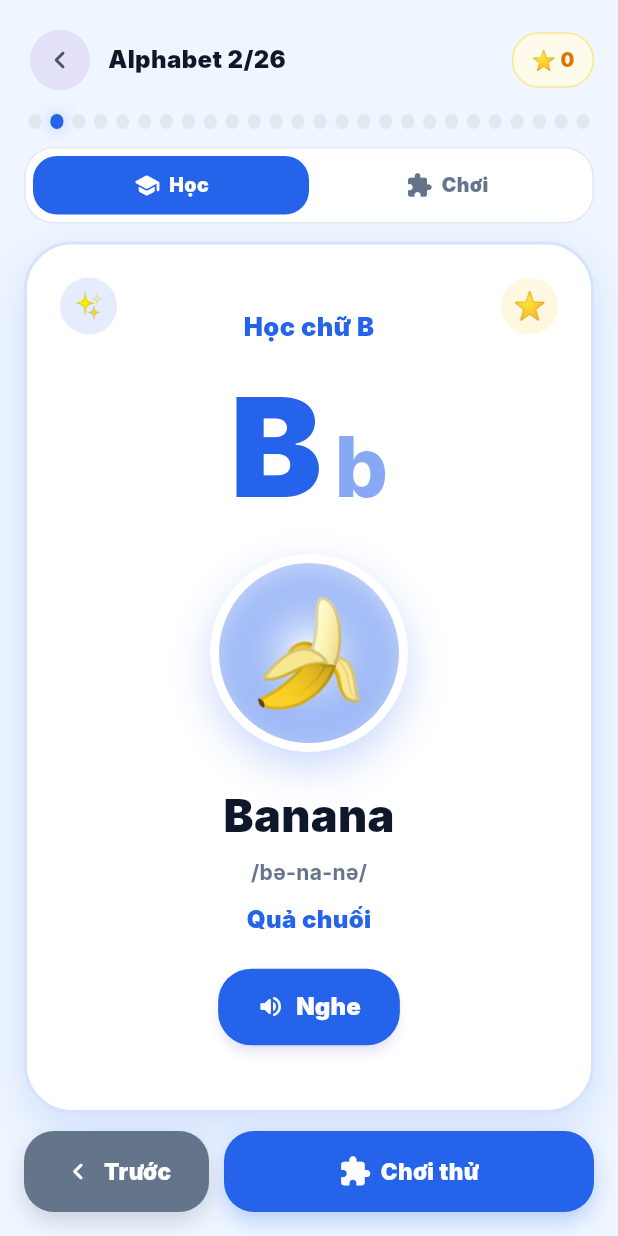
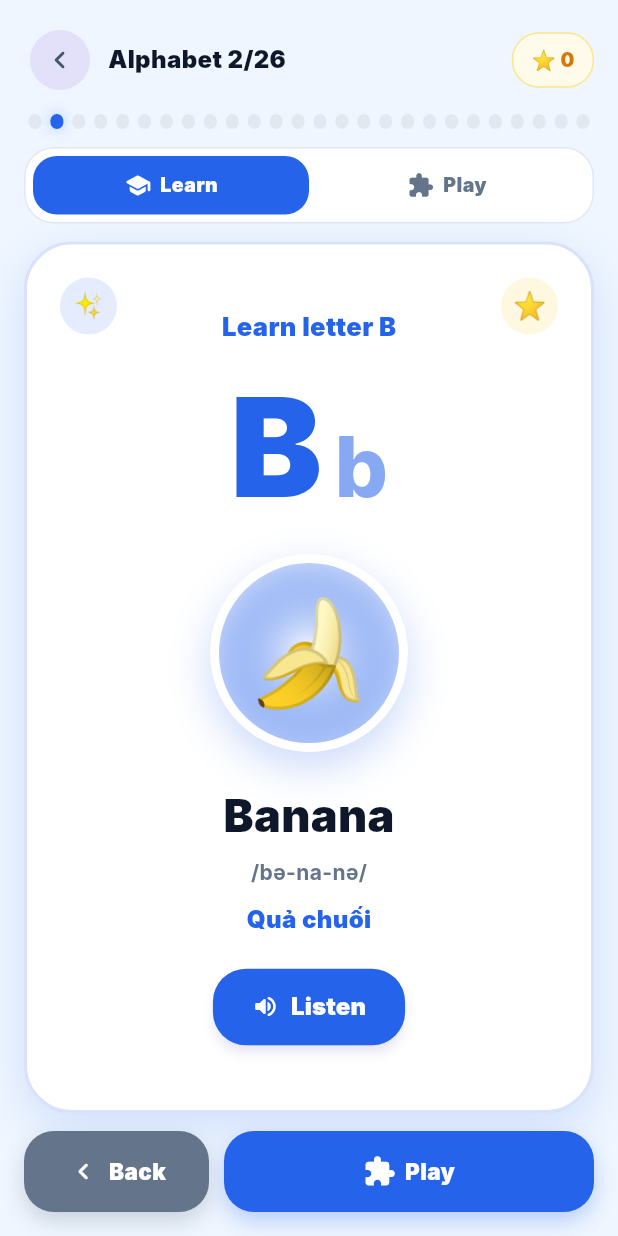
Before and after one commit to 15110275/chilrenlearning, a Flutter app: the S5moduleScreen screen opened by its route, after a tap on an icon or button, on a phone screen of 412 x 824 dp. Run offline on Flutter 3.47's test engine with Material 3 defaults, Android fonts, the phone set to English and light mode, and no system bars; our stand-ins replace connectivity_plus, device_info_plus, flutter_screenutil, flutter_tts, package_info_plus; missing offline and left inert: flutter_device_type; Roboto replaces fonts that are missing (Inter).

Commit message:
+ commit update code

```diff
--- /dev/null
+++ b/lib/l10n/app_en.dart
@@ -0,0 +1,57 @@
+const Map<String, String> appEn = {
+  'appTitle': 'Kids Learn English Offline',
+  'chooseTopic': 'CHOOSE A TOPIC:',
+  'alphabet': 'Alphabet',
+  'numbers': 'Numbers',
+  'animals': 'Animals',
+  'colors': 'Colors',
+  'learnAlphabetProgress': 'Learn alphabet (26/26)',
+  'learnNumbersProgress': 'Learn numbers (20/20)',
+  'learnAnimalsProgress': 'Learn animals (12/12)',
+  'learnColorsProgress': 'Learn colors (10/10)',
+  'continueAlphabet': 'Continue alphabet',
+  'continueNumbers': 'Continue numbers',
+  'continueAnimals': 'Continue animals',
+  'continueColors': 'Continue colors',
+  'todayGoal': 'Today goal: 5 lessons',
+  'level': 'Level 2',
+  'complete': 'Complete',
+  'learn': 'Learn',
+  'learned': 'LEARNED',
+  'home': 'Home',
+  'map': 'Map',
+  'rewards': 'Rewards',
+  'parent': 'Parent',
+  'learnLetter': 'Learn letter {value}',
+  'learnNumber': 'Learn number {value}',
+  'learnAnimal': 'Learn animals',
+  'learnColor': 'Learn colors',
+  'listen': 'Listen',
+  'play': 'Play',
+  'tryGame': 'Play',
+  'findCorrect': 'Find it',
+  'nextLesson': 'Next',
+  'previous': 'Back',
+  'quiz': 'Quiz',
+  'touchOrDrag': 'Tap or drag the right picture',
+  'whichIs': 'Where is {value}?',
+  'listenQuestion': 'Hear question',
+  'listenThenChoose': 'Listen and choose',
+  'greatStars': 'Yay! +3 stars',
+  'greatJob': 'Great job! This is {value}',
+  'tryAgain': 'Almost! Try again',
+  'chooseToUnlock': 'Choose the right picture to unlock the next lesson',
+  'ttsNoVoice': 'English voice is not ready on this device',
+  'ttsNoSound': 'Cannot play sound. Please check device volume',
+  'findLetter': 'Find the picture for letter {value}',
+  'findNumber': 'Find number {value}',
+  'findAnimal': 'Find {value}',
+  'findColor': 'Find {value}',
+  'lessonSentenceLetter': 'Letter {letter}. {word}. This is {word}.',
+  'lessonSentenceNumber': 'Number {letter}. {word}.',
+  'lessonSentenceAnimal': '{word}. This is a {word}.',
+  'lessonSentenceColor': '{word}. This color is {word}.',
+  'questionNumber': 'Can you find number {letter}?',
+  'questionGeneric': 'Can you find {word}?',
+  'tryAgainVoice': 'Try again. {question}',
+};
--- /dev/null
+++ b/lib/l10n/app_localizations.dart
@@ -0,0 +1,56 @@
+import 'package:flutter/widgets.dart';
+
+import 'app_en.dart';
+import 'app_vi.dart';
+
+class AppLocalizations {
+  const AppLocalizations(this.locale);
+
+  final Locale locale;
+
+  static const supportedLocales = [
+    Locale('vi'),
+    Locale('en'),
+  ];
+
+  static const LocalizationsDelegate<AppLocalizations> delegate =
+      _AppLocalizationsDelegate();
+
+  static AppLocalizations of(BuildContext context) {
+    return Localizations.of<AppLocalizations>(context, AppLocalizations)!;
+  }
+
+  bool get isVietnamese => locale.languageCode == 'vi';
+  String get ttsLocale => isVietnamese ? 'vi-VN' : 'en-US';
+
+  Map<String, String> get _strings => isVietnamese ? appVi : appEn;
+
+  String text(String key, {Map<String, String> params = const {}}) {
+    var value = _strings[key] ?? appEn[key] ?? key;
+    for (final entry in params.entries) {
+      value = value.replaceAll('{${entry.key}}', entry.value);
+    }
+    return value;
+  }
+}
+
+class _AppLocalizationsDelegate
+    extends LocalizationsDelegate<AppLocalizations> {
+  const _AppLocalizationsDelegate();
+
+  @override
+  bool isSupported(Locale locale) {
+    return AppLocalizations.supportedLocales.any(
+      (supported) => supported.languageCode == locale.languageCode,
+    );
+  }
+
+  @override
+  Future<AppLocalizations> load(Locale locale) async {
+    final languageCode = isSupported(locale) ? locale.languageCode : 'en';
+    return AppLocalizations(Locale(languageCode));
+  }
+
+  @override
+  bool shouldReload(_AppLocalizationsDelegate old) => false;
+}
--- /dev/null
+++ b/lib/l10n/app_vi.dart
@@ -0,0 +1,57 @@
+const Map<String, String> appVi = {
+  'appTitle': 'Bé Học Tiếng Anh Offline',
+  'chooseTopic': 'CHỌN CHỦ ĐỀ HỌC:',
+  'alphabet': 'Bảng chữ cái',
+  'numbers': 'Chữ số',
+  'animals': 'Động vật',
+  'colors': 'Màu sắc',
+  'learnAlphabetProgress': 'Học bảng chữ cái (26/26)',
+  'learnNumbersProgress': 'Học chữ số (20/20)',
+  'learnAnimalsProgress': 'Học động vật (12/12)',
+  'learnColorsProgress': 'Học màu sắc (10/10)',
+  'continueAlphabet': 'Tiếp tục học chữ cái',
+  'continueNumbers': 'Tiếp tục học số',
+  'continueAnimals': 'Tiếp tục học động vật',
+  'continueColors': 'Tiếp tục học màu sắc',
+  'todayGoal': 'Mục tiêu hôm nay: 5 bài',
+  'level': 'Level 2',
+  'complete': 'Hoàn tất',
+  'learn': 'Học',
+  'learned': 'ĐÃ HỌC',
+  'home': 'Trang chủ',
+  'map': 'Bản đồ',
+  'rewards': 'Phần thưởng',
+  'parent': 'Phụ huynh',
+  'learnLetter': 'Học chữ {value}',
+  'learnNumber': 'Học số {value}',
+  'learnAnimal': 'Học động vật',
+  'learnColor': 'Học màu sắc',
+  'listen': 'Nghe',
+  'play': 'Chơi',
+  'tryGame': 'Chơi thử',
+  'findCorrect': 'Tìm hình đúng',
+  'nextLesson': 'Bài tiếp',
+  'previous': 'Trước',
+  'quiz': 'Làm Quiz',
+  'touchOrDrag': 'Chạm hoặc kéo hình đúng',
+  'whichIs': 'Đâu là {value}?',
+  'listenQuestion': 'Nghe câu hỏi',
+  'listenThenChoose': 'Nghe rồi chọn nhé',
+  'greatStars': 'Yay! +3 sao',
+  'greatJob': 'Giỏi lắm! Đây là {value}',
+  'tryAgain': 'Gần đúng rồi, bé thử lại nhé',
+  'chooseToUnlock': 'Chọn đúng hình để mở bài tiếp theo nào',
+  'ttsNoVoice': 'Máy chưa bật giọng đọc tiếng Việt',
+  'ttsNoSound': 'Không phát được âm thanh, thử bật âm lượng máy nhé',
+  'findLetter': 'Bé tìm hình của chữ {value} nhé',
+  'findNumber': 'Bé tìm số {value} nhé',
+  'findAnimal': 'Bé tìm {value} nhé',
+  'findColor': 'Bé tìm {value} nhé',
+  'lessonSentenceLetter': 'Chữ {letter}. {word}. Đây là {word}.',
+  'lessonSentenceNumber': 'Số {letter}. {word}.',
+  'lessonSentenceAnimal': '{word}. Đây là {word}.',
+  'lessonSentenceColor': '{word}. Đây là màu {word}.',
+  'questionNumber': 'Con tìm số {letter} nhé?',
+  'questionGeneric': 'Con tìm {word} nhé?',
+  'tryAgainVoice': 'Thử lại nhé. {question}',
+};
--- a/lib/s5_module_screen.dart
+++ b/lib/s5_module_screen.dart
@@ -1,4 +1,6 @@
 import 'package:flutter/material.dart';
+
+import 'l10n/app_localizations.dart';
 
 class S5moduleScreen extends StatefulWidget {
   const S5moduleScreen({super.key, this.topic = 'alphabet'});
@@ -156,11 +158,40 @@ class _S5moduleScreenState extends State<S5moduleScreen> {
     }
   }
 
+  String _title(AppLocalizations l10n) => l10n.text(widget.topic);
+
+  String _progressText(AppLocalizations l10n) {
+    switch (widget.topic) {
+      case 'numbers':
+        return l10n.text('learnNumbersProgress');
+      case 'animals':
+        return l10n.text('learnAnimalsProgress');
+      case 'colors':
+        return l10n.text('learnColorsProgress');
+      default:
+        return l10n.text('learnAlphabetProgress');
+    }
+  }
+
+  String _actionText(AppLocalizations l10n) {
+    switch (widget.topic) {
+      case 'numbers':
+        return l10n.text('continueNumbers');
+      case 'animals':
+        return l10n.text('continueAnimals');
+      case 'colors':
+        return l10n.text('continueColors');
+      default:
+        return l10n.text('continueAlphabet');
+    }
+  }
+
   @override
   Widget build(BuildContext context) {
     final double screenWidth = MediaQuery.of(context).size.width;
     final bool isTablet = screenWidth > 600;
     final config = _config;
+    final l10n = AppLocalizations.of(context);
 
     return Scaffold(
       backgroundColor: const Color(0xFFF4F9FD),
@@ -190,7 +221,7 @@ class _S5moduleScreenState extends State<S5moduleScreen> {
                       borderRadius: BorderRadius.circular(20),
                     ),
                     child: Text(
-                      config.progressText,
+                      _progressText(l10n),
                       style: TextStyle(
                         fontSize: 9,
                         fontWeight: FontWeight.bold,
@@ -202,7 +233,7 @@ class _S5moduleScreenState extends State<S5moduleScreen> {
               ),
               const SizedBox(height: 4),
               Text(
-                config.title,
+                _title(l10n),
                 style: const TextStyle(
                   fontSize: 16,
                   fontWeight: FontWeight.w800,
@@ -277,7 +308,7 @@ class _S5moduleScreenState extends State<S5moduleScreen> {
                             if (learned) ...[
                               const SizedBox(height: 2),
                               Text(
-                                'ĐÃ HỌC',
+                                l10n.text('learned'),
                                 style: TextStyle(
                                   fontSize: 6,
                                   fontWeight: FontWeight.w800,
@@ -312,7 +343,7 @@ class _S5moduleScreenState extends State<S5moduleScreen> {
                     ),
                   ),
                   child: Text(
-                    '${config.actionText} ➔',
+                    '${_actionText(l10n)} ➔',
                     style: const TextStyle(fontWeight: FontWeight.bold),
                   ),
                 ),
--- a/lib/s6_lesson_screen.dart
+++ b/lib/s6_lesson_screen.dart
@@ -3,6 +3,8 @@ import 'dart:math' as math;
 import 'package:flutter/material.dart';
 import 'package:flutter/services.dart';
 import 'package:flutter_tts/flutter_tts.dart';
+
+import 'l10n/app_localizations.dart';
 
 class S6lessonScreen extends StatefulWidget {
   const S6lessonScreen({
@@ -881,6 +883,7 @@ class _S6lessonScreenState extends State<S6lessonScreen>
   bool _isSpeaking = false;
   String? _feedback;
   String? _selectedWord;
+  String _ttsLocale = 'en-US';
   final Set<int> _completedLessons = {};
 
   List<_LessonItem> get _lessons {
@@ -897,65 +900,59 @@ class _S6lessonScreenState extends State<S6lessonScreen>
   }
 
   String get _topicTitle {
+    return AppLocalizations.of(context).text(widget.topic);
+  }
+
+  String get _learnTitle {
+    final l10n = AppLocalizations.of(context);
     switch (widget.topic) {
       case 'numbers':
-        return 'Chữ số';
+        return l10n.text('learnNumber', params: {'value': _lesson.letter});
       case 'animals':
-        return 'Động vật';
+        return l10n.text('learnAnimal');
       case 'colors':
-        return 'Màu sắc';
+        return l10n.text('learnColor');
       default:
-        return 'Alphabet';
+        return l10n.text('learnLetter', params: {'value': _lesson.letter});
     }
   }
 
-  String get _learnTitle {
+  String get _findPrompt {
+    final l10n = AppLocalizations.of(context);
     switch (widget.topic) {
       case 'numbers':
-        return 'Học số ${_lesson.letter}';
+        return l10n.text('findNumber', params: {'value': _lesson.letter});
       case 'animals':
-        return 'Học động vật';
+        return l10n.text('findAnimal', params: {'value': _lesson.word});
       case 'colors':
-        return 'Học màu sắc';
+        return l10n.text('findColor', params: {'value': _lesson.word});
       default:
-        return 'Học chữ ${_lesson.letter}';
+        return l10n.text('findLetter', params: {'value': _lesson.letter});
     }
   }
 
-  String get _findPrompt {
+  String get _lessonSentence {
+    final l10n = AppLocalizations.of(context);
+    final params = {'letter': _lesson.letter, 'word': _lesson.word};
     switch (widget.topic) {
       case 'numbers':
-        return 'Bé tìm số ${_lesson.letter} nhé';
+        return l10n.text('lessonSentenceNumber', params: params);
       case 'animals':
-        return 'Bé tìm con ${_lesson.translation.toLowerCase().replaceFirst('con ', '')} nhé';
+        return l10n.text('lessonSentenceAnimal', params: params);
       case 'colors':
-        return 'Bé tìm ${_lesson.translation.toLowerCase()} nhé';
+        return l10n.text('lessonSentenceColor', params: params);
       default:
-        return 'Bé tìm hình của chữ ${_lesson.letter} nhé';
+        return l10n.text('lessonSentenceLetter', params: params);
     }
   }
 
-  String get _lessonSentence {
+  String get _questionSentence {
+    final l10n = AppLocalizations.of(context);
     switch (widget.topic) {
       case 'numbers':
-        return 'Number ${_lesson.letter}. ${_lesson.word}.';
-      case 'animals':
-        return '${_lesson.word}. This is a ${_lesson.word}.';
-      case 'colors':
-        return '${_lesson.word}. This color is ${_lesson.word}.';
+        return l10n.text('questionNumber', params: {'letter': _lesson.letter});
       default:
-        return 'Letter ${_lesson.letter}. ${_lesson.word}. This is ${_lesson.word}.';
-    }
-  }
-
-  String get _questionSentence {
-    switch (widget.topic) {
-      case 'numbers':
-        return 'Can you find number ${_lesson.letter}?';
-      case 'colors':
-        return 'Can you find ${_lesson.word}?';
-      default:
-        return 'Can you find ${_lesson.word}?';
+        return l10n.text('questionGeneric', params: {'word': _lesson.word});
     }
   }
 
@@ -1006,6 +1003,16 @@ class _S6lessonScreenState extends State<S6lessonScreen>
   }
 
   @override
+  void didChangeDependencies() {
+    super.didChangeDependencies();
+    final nextLocale = AppLocalizations.of(context).ttsLocale;
+    if (_ttsLocale != nextLocale) {
+      _ttsLocale = nextLocale;
+      _flutterTts.setLanguage(_ttsLocale);
+    }
+  }
+
+  @override
   void dispose() {
     _flutterTts.stop();
     _floatCtrl.dispose();
@@ -1016,7 +1023,7 @@ class _S6lessonScreenState extends State<S6lessonScreen>
   }
 
   Future<void> _setupTextToSpeech() async {
-    await _flutterTts.setLanguage('en-US');
+    await _flutterTts.setLanguage(_ttsLocale);
     await _flutterTts.setSpeechRate(0.38);
     await _flutterTts.setPitch(1.05);
     await _flutterTts.setVolume(1.0);
@@ -1031,7 +1038,7 @@ class _S6lessonScreenState extends State<S6lessonScreen>
       if (mounted) {
         setState(() {
           _isSpeaking = false;
-          _feedback = 'Máy chưa bật giọng đọc tiếng Anh';
+          _feedback = AppLocalizations.of(context).text('ttsNoVoice');
         });
       }
     });
@@ -1049,7 +1056,7 @@ class _S6lessonScreenState extends State<S6lessonScreen>
       if (mounted) {
         setState(() {
           _isSpeaking = false;
-          _feedback = 'Không phát được âm thanh, thử bật âm lượng máy nhé';
+          _feedback = AppLocalizations.of(context).text('ttsNoSound');
         });
       }
     }
@@ -1063,19 +1070,31 @@ class _S6lessonScreenState extends State<S6lessonScreen>
     setState(() {
       _selectedWord = option.word;
       if (option.isCorrect) {
-        _feedback = 'Giỏi lắm! Đây là ${_lesson.word}';
+        _feedback = AppLocalizations.of(
+          context,
+        ).text('greatJob', params: {'value': _lesson.word});
         if (_completedLessons.add(_currentIndex)) _stars += 3;
         _celebrateCtrl.forward(from: 0);
       } else {
-        _feedback = 'Gần đúng rồi, bé thử lại nhé';
+        _feedback = AppLocalizations.of(context).text('tryAgain');
       }
     });
     if (option.isCorrect) {
       SystemSound.play(SystemSoundType.alert);
-      _say('Great job! This is ${_lesson.word}.', speechRate: 0.36);
+      _say(
+        AppLocalizations.of(
+          context,
+        ).text('greatJob', params: {'value': _lesson.word}),
+        speechRate: 0.36,
+      );
     } else {
       SystemSound.play(SystemSoundType.click);
-      _say('Try again. $_questionSentence', speechRate: 0.34);
+      _say(
+        AppLocalizations.of(
+          context,
+        ).text('tryAgainVoice', params: {'question': _questionSentence}),
+        speechRate: 0.34,
+      );
     }
   }
 
@@ -1100,7 +1119,9 @@ class _S6lessonScreenState extends State<S6lessonScreen>
     }
 
     if (!_lessonComplete) {
-      setState(() => _feedback = 'Chọn đúng hình để mở bài tiếp theo nào');
+      setState(
+        () => _feedback = AppLocalizations.of(context).text('chooseToUnlock'),
+      );
       _speakQuestion();
       return;
     }
@@ -1284,6 +1305,7 @@ class _S6lessonScreenState extends State<S6lessonScreen>
   }
 
   Widget _buildGameCard(bool isTablet) {
+    final l10n = AppLocalizations.of(context);
     return Container(
       key: ValueKey('game-${widget.topic}-${_lesson.letter}'),
       width: double.infinity,
@@ -1295,7 +1317,7 @@ class _S6lessonScreenState extends State<S6lessonScreen>
           Column(
             children: [
               Text(
-                'Chạm hoặc kéo hình đúng',
+                l10n.text('touchOrDrag'),
                 textAlign: TextAlign.center,
                 style: TextStyle(
                   color: _lesson.color,
@@ -1355,7 +1377,10 @@ class _S6lessonScreenState extends State<S6lessonScreen>
                           ),
                           const SizedBox(height: 6),
                           Text(
-                            'Đâu là ${_lesson.word}?',
+                            l10n.text(
+                              'whichIs',
+                              params: {'value': _lesson.word},
+                            ),
                             style: const TextStyle(
                               fontSize: 18,
                               fontWeight: FontWeight.w900,
@@ -1430,6 +1455,7 @@ class _S6lessonScreenState extends State<S6lessonScreen>
   }
 
   Widget _buildPlayMascot(bool isTablet) {
+    final l10n = AppLocalizations.of(context);
     return AnimatedBuilder(
       animation: Listenable.merge([_floatAnim, _hintAnim]),
       builder: (context, child) {
@@ -1451,7 +1477,9 @@ class _S6lessonScreenState extends State<S6lessonScreen>
             Text(_lesson.emoji, style: TextStyle(fontSize: isTablet ? 26 : 22)),
             const SizedBox(width: 8),
             Text(
-              _lessonComplete ? 'Yay! +3 sao' : 'Nghe rồi chọn nhé',
+              _lessonComplete
+                  ? l10n.text('greatStars')
+                  : l10n.text('listenThenChoose'),
               style: TextStyle(
                 color: _lesson.color,
                 fontSize: 12,
@@ -1559,20 +1587,21 @@ class _S6lessonScreenState extends State<S6lessonScreen>
   }
 
   Widget _buildBottomControls() {
+    final l10n = AppLocalizations.of(context);
     final isLast = _currentIndex == _lessons.length - 1;
     final mainLabel = !_playMode
-        ? 'Chơi thử'
+        ? l10n.text('tryGame')
         : !_lessonComplete
-        ? 'Tìm hình đúng'
+        ? l10n.text('findCorrect')
         : isLast
-        ? 'Làm Quiz'
-        : 'Bài tiếp';
+        ? l10n.text('quiz')
+        : l10n.text('nextLesson');
 
     return Row(
       children: [
         Expanded(
           child: _RoundActionButton(
-            label: 'Trước',
+            label: l10n.text('previous'),
             icon: Icons.chevron_left_rounded,
             enabled: _currentIndex > 0,
             color: const Color(0xFF64748B),
@@ -1730,6 +1759,7 @@ class _ModeSwitch extends StatelessWidget {
 
   @override
   Widget build(BuildContext context) {
+    final l10n = AppLocalizations.of(context);
     return Container(
       padding: const EdgeInsets.all(5),
       decoration: BoxDecoration(
@@ -1740,14 +1770,14 @@ class _ModeSwitch extends StatelessWidget {
       child: Row(
         children: [
           _ModeChip(
-            label: 'Học',
+            label: l10n.text('learn'),
             icon: Icons.school_rounded,
             active: !playMode,
             color: color,
             onTap: onLearn,
           ),
           _ModeChip(
-            label: 'Chơi',
+            label: l10n.text('play'),
             icon: Icons.extension_rounded,
             active: playMode,
             color: color,
@@ -1882,9 +1912,9 @@ class _SpeakButton extends StatelessWidget {
         icon: Icon(
           isSpeaking ? Icons.graphic_eq_rounded : Icons.volume_up_rounded,
         ),
-        label: const Text(
-          'Nghe',
-          style: TextStyle(fontWeight: FontWeight.w900, fontSize: 16),
+        label: Text(
+          AppLocalizations.of(context).text('listen'),
+          style: const TextStyle(fontWeight: FontWeight.w900, fontSize: 16),
         ),
       ),
     );
@@ -1929,9 +1959,9 @@ class _QuestionSoundButton extends StatelessWidget {
               size: 16,
             ),
             const SizedBox(width: 6),
-            const Text(
-              'Nghe câu hỏi',
-              style: TextStyle(
+            Text(
+              AppLocalizations.of(context).text('listenQuestion'),
+              style: const TextStyle(
                 color: Colors.white,
                 fontSize: 12,
                 fontWeight: FontWeight.w900,
--- a/pubspec.yaml
+++ b/pubspec.yaml
@@ -30,6 +30,10 @@ environment:
 dependencies:
   flutter:
     sdk: flutter
+
+  flutter_localizations:
+    sdk: flutter
+  intl: ">=0.19.0 <0.21.0"
 
   # The following adds the Cupertino Icons font to your application.
   # Use with the CupertinoIcons class for iOS style icons.
```
Also changed, not shown: lib/main.dart (+9 -0 lines), lib/pages/home/s4_home_screen.dart (+37 -14 lines), pubspec.lock.
